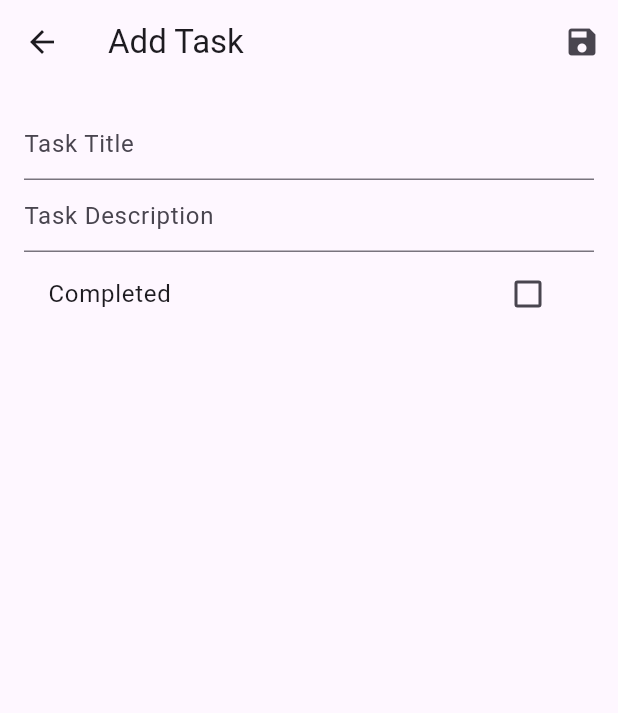
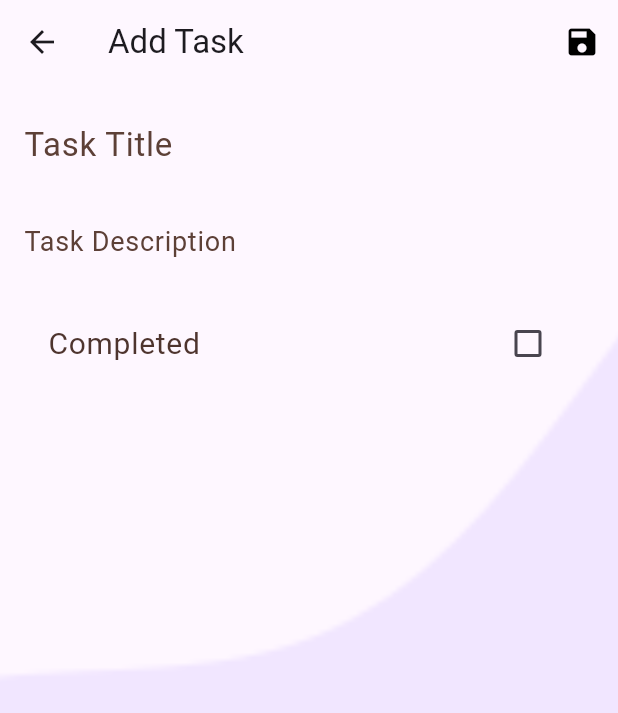
Before and after one commit to TuanFaied/enhanzer-interview-task, a Flutter app: the screen it shows after launch, after a tap on the "add" icon, on a phone screen of 412 x 824 dp. Shown: the top 713 px of the screen. Run offline on Flutter 3.47's test engine with Material 3 defaults, Android fonts, the phone set to English and light mode, and no system bars; our stand-ins replace flutter_slidable, sqflite; accounts and stored records are empty; Roboto replaces fonts that are missing (DancingScript).

Commit message:
update task editing ui page

```diff
--- a/enhanzer/lib/screen/task_editing_screen.dart
+++ b/enhanzer/lib/screen/task_editing_screen.dart
@@ -1,4 +1,3 @@
-// task_editing_screen.dart
 import 'package:enhanzer/models/task_model.dart';
 import 'package:enhanzer/service/task_viewModel.dart';
 import 'package:flutter/material.dart';
@@ -32,19 +31,79 @@ class _TaskEditingScreenState extends State<TaskEditingScreen> {
     return Scaffold(
       appBar: AppBar(
         title: Text(widget.task == null ? 'Add Task' : 'Edit Task'),
-        actions: [IconButton(onPressed: _saveTask, icon: Icon(Icons.save)),
-        widget.task == null ? const SizedBox() : IconButton( onPressed: () => _deleteTask(Provider.of<TaskViewModel>(context, listen: false).tasks.indexOf(widget.task!)), icon: Icon(Icons.delete))],
+
+        actions: [
+          IconButton(
+            onPressed: _saveTask,
+            icon: Icon(Icons.save, color: Colors.black),
           ),
-      body: Padding(
+          widget.task == null
+              ? const SizedBox()
+              : IconButton(
+                  onPressed: () => _deleteTask(
+                    Provider.of<TaskViewModel>(context, listen: false)
+                        .tasks
+                        .indexOf(widget.task!),
+                  ),
+                  icon: Icon(Icons.delete),
+                ),
+        ],
+      ),
+      body: Stack(
+        children: [
+          // Background Image
+          // Container(
+          //   decoration: BoxDecoration(
+          //     image: DecorationImage(
+          //       image: AssetImage('assets/images/parchment_background.jpg'),
+          //       fit: BoxFit.cover,
+          //     ),
+          //   ),
+          // ),
+          Positioned.fill(
+            child: Container(
+              decoration: BoxDecoration(
+                image: DecorationImage(
+                  image: AssetImage('assets/images/bg.png'),
+                  fit: BoxFit.cover,
+                ),
+              ),
+            ),
+          ),
+          // Positioned.fill(
+          //   child: Opacity(
+          //     opacity: 0.1,
+          //     child: Image.asset(
+          //       'assets/images/lines_overlay.png',
+          //       fit: BoxFit.cover,
+          //     ),
+          //   ),
+          // ),
+          // Main Form
+          Padding(
             padding: const EdgeInsets.all(16.0),
             child: Form(
               key: _formKey,
               child: Column(
+                crossAxisAlignment: CrossAxisAlignment.start,
                 children: [
                   TextFormField(
                     initialValue: _title,
                     textInputAction: TextInputAction.next,
-                decoration: const InputDecoration(hintText: 'Task Title'),
+                    decoration: InputDecoration(
+                      hintText: 'Task Title',
+                      hintStyle: TextStyle(
+                        fontFamily: 'DancingScript', // Handwritten font
+                        fontSize: 22,
+                        color: Colors.brown.shade700,
+                      ),
+                      border: InputBorder.none,
+                    ),
+                    style: TextStyle(
+                      fontFamily: 'DancingScript', // Handwritten font
+                      fontSize: 22,
+                      color: Colors.black,
+                    ),
                     validator: (value) {
                       if (value == null || value.isEmpty) {
                         return 'Please enter a title';
@@ -55,12 +114,25 @@ class _TaskEditingScreenState extends State<TaskEditingScreen> {
                       _title = value!;
                     },
                   ),
+                  SizedBox(height: 16.0),
                   TextFormField(
                     initialValue: _description,
                     maxLines: null,
                     keyboardType: TextInputType.multiline,
-                decoration: const InputDecoration(hintText: 'Task Description'),
-
+                    decoration: InputDecoration(
+                      hintText: 'Task Description',
+                      hintStyle: TextStyle(
+                        fontFamily: 'DancingScript', // Handwritten font
+                        fontSize: 18,
+                        color: Colors.brown.shade700,
+                      ),
+                      border: InputBorder.none,
+                    ),
+                    style: TextStyle(
+                      fontFamily: 'DancingScript', // Handwritten font
+                      fontSize: 18,
+                      color: Colors.black,
+                    ),
                     validator: (value) {
                       if (value == null || value.isEmpty) {
                         return 'Please enter a description';
@@ -71,21 +143,30 @@ class _TaskEditingScreenState extends State<TaskEditingScreen> {
                       _description = value!;
                     },
                   ),
+                  SizedBox(height: 16.0),
                   CheckboxListTile(
-                title: Text('Completed'),
+                    title: Text(
+                      'Completed',
+                      style: TextStyle(
+                        fontFamily: 'DancingScript', // Handwritten font
+                        fontSize: 20,
+                        color: Colors.brown.shade800,
+                      ),
+                    ),
                     value: _isCompleted,
                     onChanged: (value) {
                       setState(() {
                         _isCompleted = value!;
                       });
                     },
+                    activeColor: Colors.brown,
+                    checkColor: Colors.white,
                   ),
-
-
-
                 ],
               ),
             ),
+          ),
+        ],
       ),
     );
   }
@@ -98,7 +179,8 @@ class _TaskEditingScreenState extends State<TaskEditingScreen> {
         viewModel.addTask(Task(
           title: _title,
           isCompleted: _isCompleted,
-          description: _description,));
+          description: _description,
+        ));
       } else {
         viewModel.updateTask(Task(
           id: widget.task!.id,
```
Also changed, not shown: enhanzer/pubspec.yaml (+4 -3 lines), enhanzer/assets/images/bg.png (added), 1 other file. Lines whose indentation alone changed are shown as unchanged.
